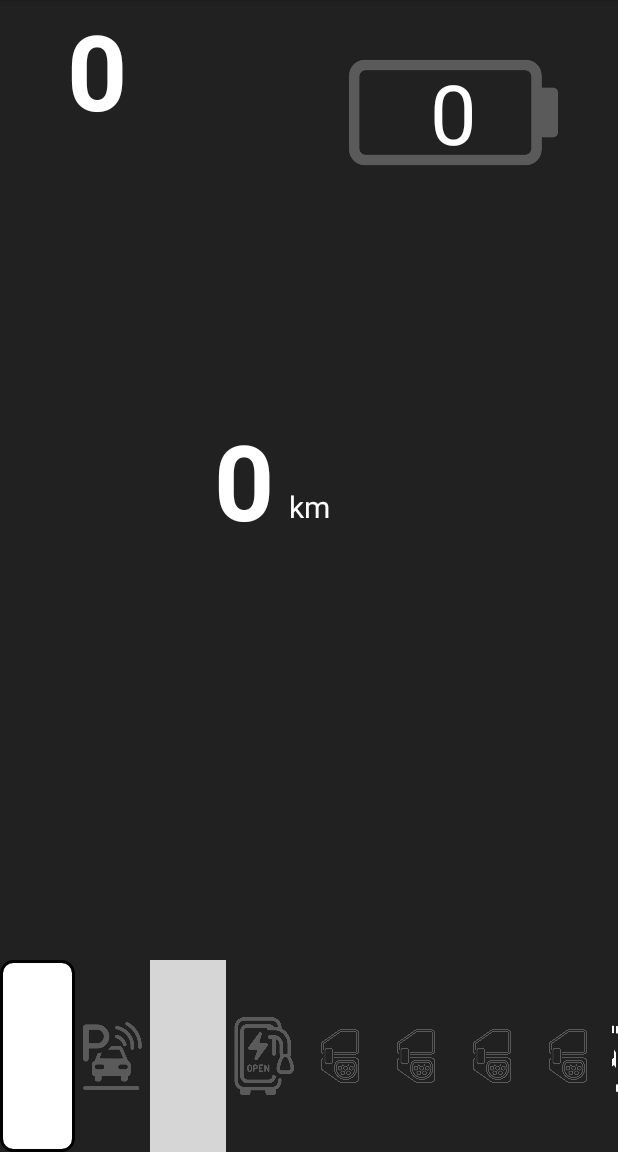
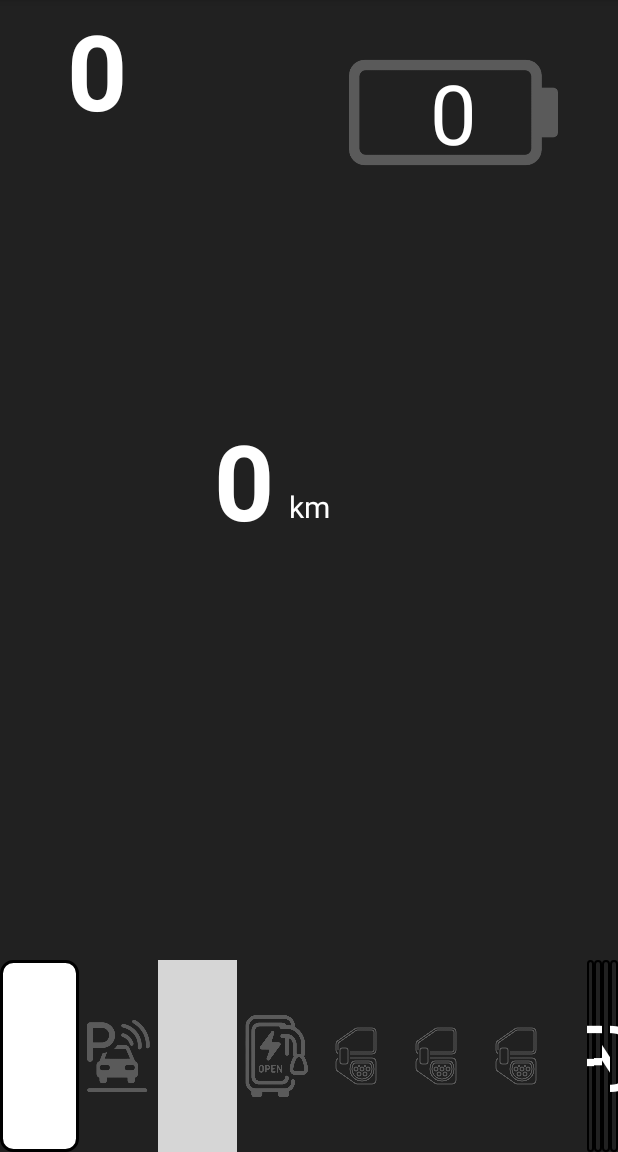
Before and after one commit to jje005/Vhal-View-App, an Android app: the CarActivity2 screen opened directly, with no data from a screen before it, on a phone screen of 412 x 824 dp, the part 84-1236 px from its top. Run offline under Robolectric (Android 15) with nearby library versions, the phone set to English and light mode, and no system bars; libraries missing offline, so code that uses them is left out: com.github.anastr.speedviewlib; plain views replace AwesomeSpeedometer; 11 statements that could not run were skipped; grey boxes are pictures that could not be loaded.

```diff
--- a/Window/AndroidApp/car-api-hello-world/app/src/main/res/layout/car_action_activity.xml
+++ b/Window/AndroidApp/car-api-hello-world/app/src/main/res/layout/car_action_activity.xml
@@ -187,13 +187,6 @@
                 android:padding="5dp"
                 app:tint="@color/gray"
                 android:src="@drawable/ev_port_image" />
-            <ImageView
-                android:layout_width="50dp"
-                android:layout_height="match_parent"
-                android:layout_weight="1"
-                android:padding="5dp"
-                app:tint="@color/gray"
-                android:src="@drawable/ev_port_image" />
         </LinearLayout>
 
 
```
